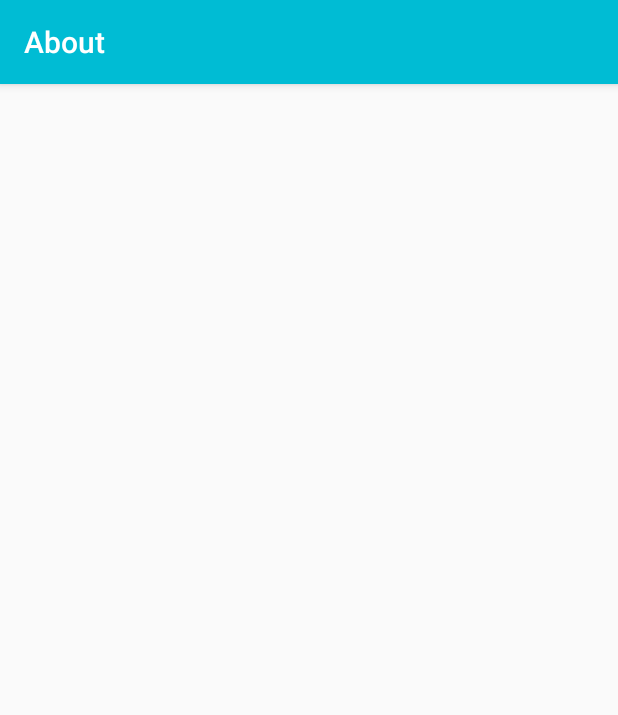
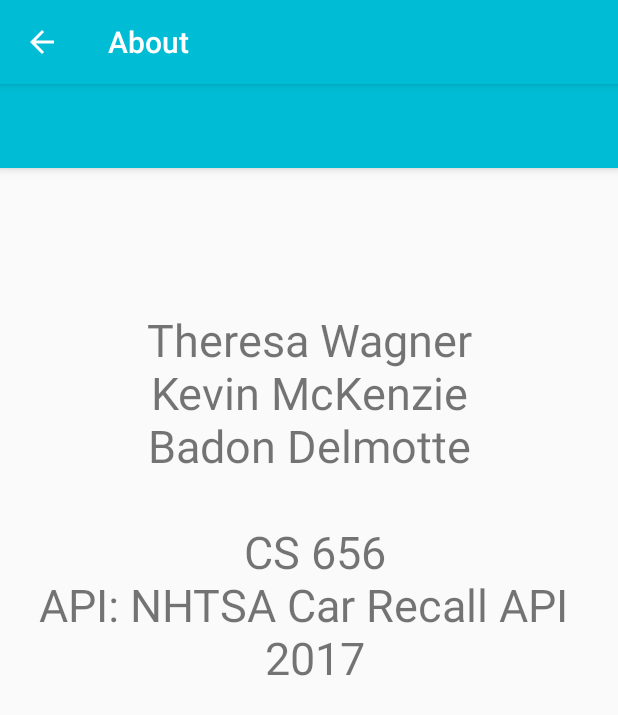
Before and after one commit to kevmck/CS656, an Android app: the About screen opened directly, with no data from a screen before it, on a phone screen of 412 x 824 dp. Shown: the top 715 px of the screen. Run offline under Robolectric (Android 15) with nearby library versions, the phone set to English and light mode, and no system bars.

Commit message:
About tab has info, all menu and buttons work.
Next Step: import kevin's code

```diff
--- a/CRI/app/src/main/AndroidManifest.xml
+++ b/CRI/app/src/main/AndroidManifest.xml
@@ -41,7 +41,11 @@
                 android:value="cs656.cri.MainActivity" />
         </activity>
         <activity android:name=".About"
-            android:label="About"></activity>
+            android:label="About"
+            android:parentActivityName=".MainActivity"
+            ><meta-data
+            android:name="android.support.PARENT_ACTIVITY"
+            android:value="cs656.cri.MainActivity" /></activity>
     </application>
 
 </manifest>
--- a/CRI/app/src/main/res/layout/activity_about.xml
+++ b/CRI/app/src/main/res/layout/activity_about.xml
@@ -1,9 +1,31 @@
 <?xml version="1.0" encoding="utf-8"?>
-<android.support.constraint.ConstraintLayout xmlns:android="http://schemas.android.com/apk/res/android"
+<android.support.design.widget.CoordinatorLayout xmlns:android="http://schemas.android.com/apk/res/android"
     xmlns:app="http://schemas.android.com/apk/res-auto"
     xmlns:tools="http://schemas.android.com/tools"
     android:layout_width="match_parent"
     android:layout_height="match_parent"
-    tools:context="cs656.cri.About">
+    android:fitsSystemWindows="true"
+    tools:context="cs656.cri.carSearch">
+    <android.support.design.widget.AppBarLayout
+        android:layout_width="match_parent"
+        android:layout_height="wrap_content"
+        android:theme="@style/AppTheme.AppBarOverlay">
 
-</android.support.constraint.ConstraintLayout>
+        <android.support.v7.widget.Toolbar
+            android:id="@+id/toolbar"
+            android:layout_width="match_parent"
+            android:layout_height="?attr/actionBarSize"
+            app:popupTheme="@style/AppTheme.PopupOverlay" />
+
+    </android.support.design.widget.AppBarLayout>
+
+    <TextView
+        android:id="@+id/textView"
+        android:layout_width="match_parent"
+        android:layout_height="wrap_content"
+        android:layout_marginTop="150dp"
+        android:gravity="center"
+        android:text="Theresa Wagner&#xA;Kevin McKenzie&#xA;Badon Delmotte&#xA;&#xA; CS 656&#xA;API: NHTSA Car Recall API
+&#xA; 2017"
+        android:textSize="30sp" />
+</android.support.design.widget.CoordinatorLayout>
```
